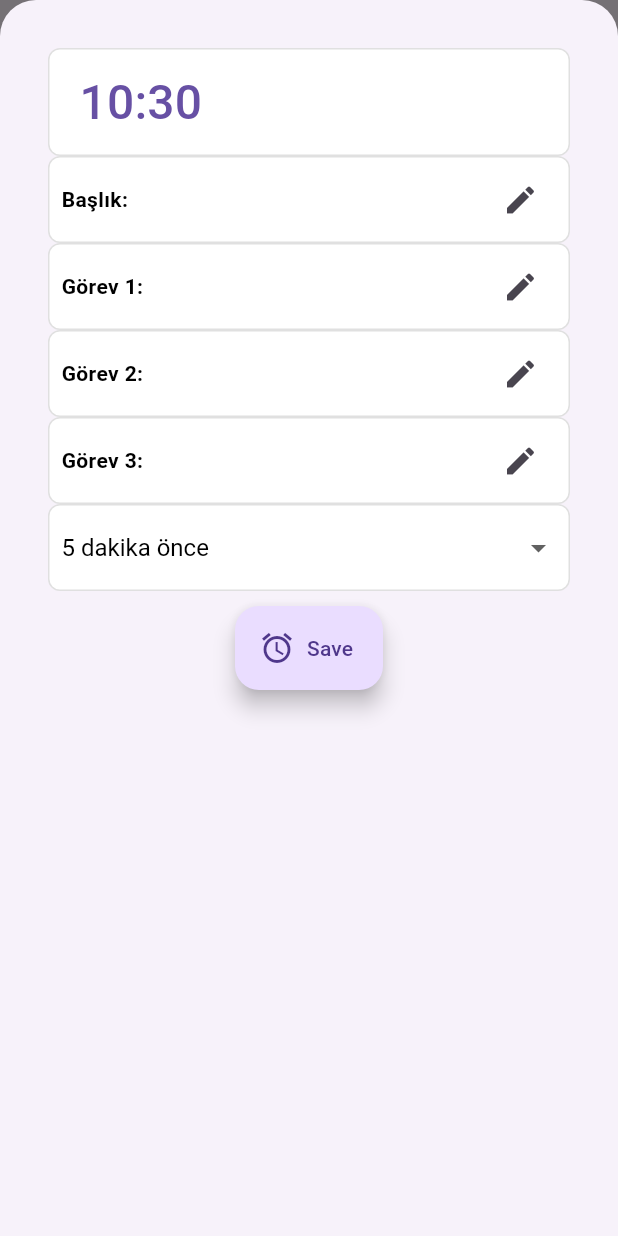
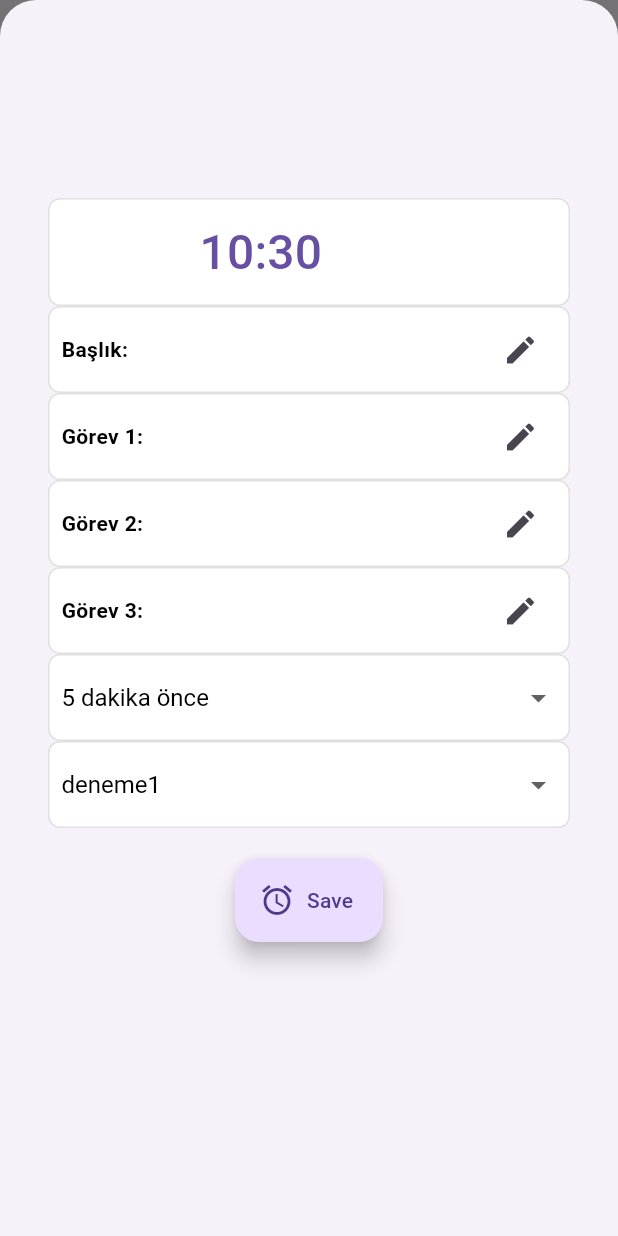
Before and after one commit to rasitesdmr/pokeme, a Flutter app: the TodoScreen widget shown alone on an empty page, opened directly, after a tap on the "add" icon, on a phone screen of 412 x 824 dp. Run offline on Flutter 3.47's test engine with Material 3 defaults, Android fonts, the phone set to English and light mode, and no system bars; our stand-ins replace dotted_border, flutter_local_notifications, flutter_slidable, rxdart, sensors, sqflite; missing offline and left inert: android_alarm_manager_plus, android_intent, flutter_analog_clock; accounts and stored records are empty; Roboto replaces fonts that are missing (avenir).

Commit message:
alarm music updated

```diff
--- a/lib/database/todo_database_manager.dart
+++ b/lib/database/todo_database_manager.dart
@@ -16,6 +16,7 @@ const String columnText3 = 'text3';
 const String columnText3Status = 'text3Status';
 const String columnReminderAlarmId = 'reminderAlarmId';
 const String columnAlarmDateTimeId = 'alarmDateTimeId';
+const String columnSoundPath = 'soundPath';
 
 class TodoDatabaseManager {
   static Database? _database;
@@ -54,7 +55,8 @@ class TodoDatabaseManager {
             $columnText3 TEXT,
             $columnText3Status INTEGER,
             $columnReminderAlarmId INTEGER,
-            $columnAlarmDateTimeId INTEGER)
+            $columnAlarmDateTimeId INTEGER,
+            $columnSoundPath TEXT)
         ''');
       },
     );
--- a/lib/models/todo.dart
+++ b/lib/models/todo.dart
@@ -12,6 +12,7 @@ class Todo {
   int? text3Status;
   int? reminderAlarmId;
   int? alarmDateTimeId;
+  String? soundPath;
 
   Todo(
       {this.id,
@@ -26,7 +27,8 @@ class Todo {
       this.text3,
       this.text3Status,
       this.reminderAlarmId,
-      this.alarmDateTimeId});
+      this.alarmDateTimeId,
+      this.soundPath});
 
   factory Todo.fromMap(Map<String, dynamic> json) => Todo(
         id: json["id"],
@@ -42,6 +44,7 @@ class Todo {
         text3Status: json["text3Status"],
         reminderAlarmId: json["reminderAlarmId"],
         alarmDateTimeId: json["alarmDateTimeId"],
+        soundPath: json["soundPath"],
       );
 
   Map<String, dynamic> toMap() => {
@@ -58,5 +61,6 @@ class Todo {
         "text3Status": text3Status,
         "reminderAlarmId": reminderAlarmId,
         "alarmDateTimeId": alarmDateTimeId,
+        "soundPath": soundPath,
       };
 }
--- a/lib/notifications/alarm_notification_manager.dart
+++ b/lib/notifications/alarm_notification_manager.dart
@@ -74,10 +74,11 @@ class AlarmNotificationManager {
   }
 
   static Future<void> displayAlarmWithAction({
+    required int id,
     required String title,
     required String body,
     required String payload,
-    String? customSoundPath,
+    required String? soundMusicPath,
   }) async {
     AndroidNotificationDetails androidPlatformChannelSpecifics =
         AndroidNotificationDetails(
@@ -86,7 +87,7 @@ class AlarmNotificationManager {
       channelDescription: 'your_channel_description',
       importance: Importance.max,
       priority: Priority.high,
-      sound: RawResourceAndroidNotificationSound(customSoundPath!),
+      sound: RawResourceAndroidNotificationSound(soundMusicPath!),
       enableVibration: true,
       playSound: true,
       vibrationPattern: Int64List.fromList([0, 1000, 500, 1000]),
@@ -102,7 +103,7 @@ class AlarmNotificationManager {
     );
 
     await _flutterLocalNotificationsPlugin.show(
-      0,
+      id,
       title,
       body,
       platformChannelSpecifics,
@@ -129,4 +130,8 @@ class AlarmNotificationManager {
       payload: payload,
     );
   }
+
+  static Future<void> cancelAllNotifications() async {
+    await _flutterLocalNotificationsPlugin.cancelAll();
+  }
 }
--- a/lib/screens/alarm_screens.dart
+++ b/lib/screens/alarm_screens.dart
@@ -224,10 +224,11 @@ class _AlarmScreenState extends State<AlarmScreen> {
   @pragma('vm:entry-point')
   static void alarmCallback() {
     AlarmNotificationManager.displayAlarmWithAction(
+      id: 0,
       title: "Alarm",
       body: "Alarmınız çalıyor!",
       payload: 'Alarm Payload',
-      customSoundPath: selectedSoundPath,
+      soundMusicPath: selectedSoundPath,
     );
   }
 
--- a/lib/screens/todo_screen.dart
+++ b/lib/screens/todo_screen.dart
@@ -5,6 +5,7 @@ import 'package:pokeme/database/todo_database_manager.dart';
 import 'package:pokeme/models/todo.dart';
 import 'package:pokeme/notifications/alarm_notification_manager.dart';
 import 'package:pokeme/screens/todo_details_screen.dart';
+import 'package:sensors/sensors.dart';
 
 class TodoScreen extends StatefulWidget {
   const TodoScreen({super.key});
@@ -24,6 +25,7 @@ class _TodoScreenState extends State<TodoScreen> {
   late int _selectedText3Status;
   late int _selectedReminderAlarmId;
   late int _selectedalarmDateTimeId;
+  late String _selectedSoundPath;
   int count = 1;
   int count2 = 300;
 
@@ -32,7 +34,17 @@ class _TodoScreenState extends State<TodoScreen> {
   DateTime? _alarmTime;
   DateTime? _reminderTime;
 
-  static String selectedSoundPath = 'alarm_sound';
+  String musicPath = 'deneme1';
+  static String selectedSoundPath1 = 'deneme1';
+  static String selectedSoundPath2 = 'deneme2';
+  static String selectedSoundPath3 = 'deneme3';
+  static String selectedSoundPath4 = 'deneme4';
+  static String selectedSoundPath5 = 'deneme5';
+  static String selectedSoundPath6 = 'deneme6';
+  static String selectedSoundPath7 = 'deneme7';
+  static String selectedSoundPath8 = 'deneme8';
+  static String selectedSoundPath9 = 'deneme9';
+  static String selectedSoundPath10 = 'deneme10';
 
   TodoDatabaseManager _todoDatabaseManager = TodoDatabaseManager();
   Future<List<Todo>>? _futureTodos;
@@ -49,6 +61,7 @@ class _TodoScreenState extends State<TodoScreen> {
       },
     );
     listenToNotifications();
+    listenToSensor();
     super.initState();
   }
 
@@ -78,6 +91,20 @@ class _TodoScreenState extends State<TodoScreen> {
       15,
       20
     ]; // Dakika cinsinden hatırlatma seçenekleri
+
+    List<String> musicOptions = [
+      'deneme1',
+      'deneme2',
+      'deneme3',
+      'deneme4',
+      'deneme5',
+      'deneme6',
+      'deneme7',
+      'deneme8',
+      'deneme9',
+      'deneme10',
+    ]; // Müzik seçenekleri
+
     int selectedReminder = 5; // Varsayılan olarak seçilen hatırlatma süresi
 
     _alarmTimeString = selectedTodo != null
@@ -100,6 +127,9 @@ class _TodoScreenState extends State<TodoScreen> {
               padding: const EdgeInsets.all(32),
               child: Column(
                 children: [
+                  SizedBox(
+                    height: 100,
+                  ),
                   Container(
                     padding: EdgeInsets.symmetric(horizontal: 8, vertical: 4),
                     decoration: BoxDecoration(
@@ -112,6 +142,9 @@ class _TodoScreenState extends State<TodoScreen> {
                     ),
                     child: Row(
                       children: [
+                        SizedBox(
+                          width: 80,
+                        ),
                         TextButton(
                           onPressed: () async {
                             final now = DateTime.now();
@@ -161,7 +194,6 @@ class _TodoScreenState extends State<TodoScreen> {
                   ),
 
                   // ---------------------------------------
-
                   Container(
                     padding: EdgeInsets.symmetric(horizontal: 8, vertical: 4),
                     decoration: BoxDecoration(
@@ -487,8 +519,44 @@ class _TodoScreenState extends State<TodoScreen> {
                       ),
                     ),
                   ),
+                  Container(
+                    padding: EdgeInsets.symmetric(horizontal: 8, vertical: 4),
+                    decoration: BoxDecoration(
+                      color: Colors.white,
+                      border: Border.all(
+                        color: Colors.grey.shade300,
+                        width: 1.0,
+                      ),
+                      borderRadius: BorderRadius.circular(8),
+                    ),
+                    child: DropdownButtonHideUnderline(
+                      child: DropdownButton<String>(
+                        isExpanded: true,
+                        value: musicPath,
+                        icon: Icon(Icons.arrow_drop_down),
+                        iconSize: 24,
+                        elevation: 16,
+                        style: TextStyle(color: Colors.black, fontSize: 16),
+                        onChanged: (String? newValue) {
+                          if (newValue != null) {
+                            setModalState(() {
+                              _selectedSoundPath = newValue;
+                              musicPath = newValue;
+                            });
+                          }
+                        },
+                        items: musicOptions
+                            .map<DropdownMenuItem<String>>((String value) {
+                          return DropdownMenuItem<String>(
+                            value: value,
+                            child: Text(value),
+                          );
+                        }).toList(),
+                      ),
+                    ),
+                  ),
                   SizedBox(
-                    height: 10,
+                    height: 20,
                   ),
                   FloatingActionButton.extended(
                     onPressed: () {
@@ -540,6 +608,7 @@ class _TodoScreenState extends State<TodoScreen> {
       text3Status: 0,
       reminderAlarmId: _selectedReminderAlarmId,
       alarmDateTimeId: _selectedalarmDateTimeId,
+      soundPath: _selectedSoundPath,
     );
 
     if (selectedTodo == null) {
@@ -625,6 +694,33 @@ class _TodoScreenState extends State<TodoScreen> {
     );
   }
 
+  static String getSoundPath(String selectedSound) {
+    switch (selectedSound) {
+      case 'deneme1':
+        return selectedSoundPath1;
+      case 'deneme2':
+        return selectedSoundPath2;
+      case 'deneme3':
+        return selectedSoundPath3;
+      case 'deneme4':
+        return selectedSoundPath4;
+      case 'deneme5':
+        return selectedSoundPath5;
+      case 'deneme6':
+        return selectedSoundPath6;
+      case 'deneme7':
+        return selectedSoundPath7;
+      case 'deneme8':
+        return selectedSoundPath8;
+      case 'deneme9':
+        return selectedSoundPath9;
+      case 'deneme10':
+        return selectedSoundPath10;
+      default:
+        return 'default_sound';
+    }
+  }
+
   listenToNotifications() {
     print("Listening to notification");
     AlarmNotificationManager.onClickNotification.stream.listen((event) {
@@ -636,6 +732,28 @@ class _TodoScreenState extends State<TodoScreen> {
         ),
       );
     });
+  }
+
+  void listenToSensor() {
+    accelerometerEvents.listen((AccelerometerEvent event) {
+      if (isShake(event)) {
+        // Telefon sallandı, bildirimi iptal et
+        cancelNotification();
+      }
+    });
+  }
+
+  bool isShake(AccelerometerEvent event) {
+    // Basit bir sallama algılama mantığı
+    // X, Y veya Z eksenlerindeki ivme değerlerinin bir eşiğin üzerine çıkıp çıkmadığını kontrol edin
+    double shakeThreshold = 15.0; // Örnek bir eşik değeri
+    return (event.x.abs() > shakeThreshold ||
+        event.y.abs() > shakeThreshold ||
+        event.z.abs() > shakeThreshold);
+  }
+
+  void cancelNotification() {
+    AlarmNotificationManager.cancelAllNotifications();
   }
 
   Future<void> scheduleAlarm(
@@ -654,12 +772,14 @@ class _TodoScreenState extends State<TodoScreen> {
     TodoDatabaseManager todoDatabaseManager = TodoDatabaseManager();
     var todo =
         await todoDatabaseManager.getTodoByAlarmDateTimeId(alarmDateTimeId);
+    String soundMusicPath = getSoundPath(todo!.soundPath!);
 
     AlarmNotificationManager.displayAlarmWithAction(
+      id: alarmDateTimeId,
       title: todo!.title!,
       body: "Todo Zamanı",
       payload: 'Alarm Payload',
-      customSoundPath: selectedSoundPath,
+      soundMusicPath: soundMusicPath,
     );
   }
 
--- a/pubspec.yaml
+++ b/pubspec.yaml
@@ -22,6 +22,7 @@ dependencies:
   android_intent: ^2.0.2
   file_picker: ^6.1.1
   path_provider: ^2.1.1
+  sensors: ^2.0.3
   flutter:
     sdk: flutter
   flutter_localizations:
```
Also changed, not shown: pubspec.lock, 10 other files.
